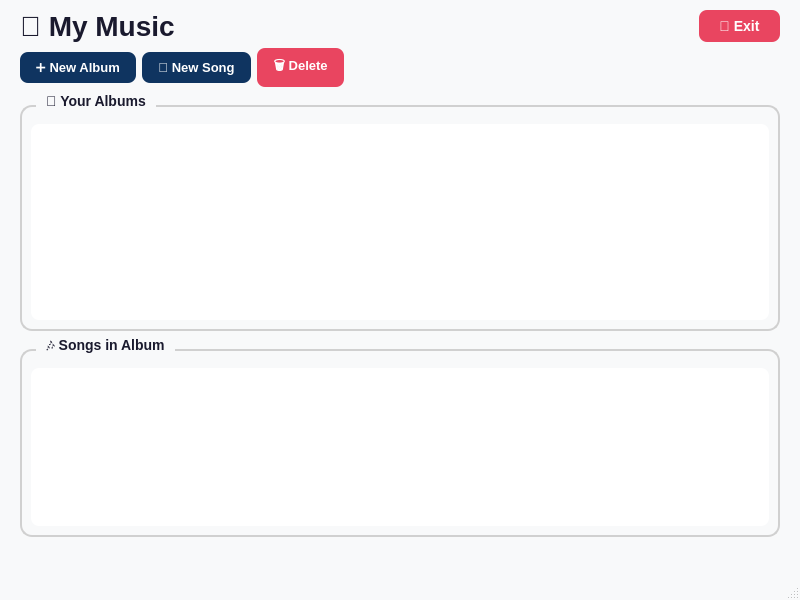
This is GUI/artistdashboard.ui in Reyhane-014/TheSpotify as Qt 5 draws it before an edit. The edited form follows.
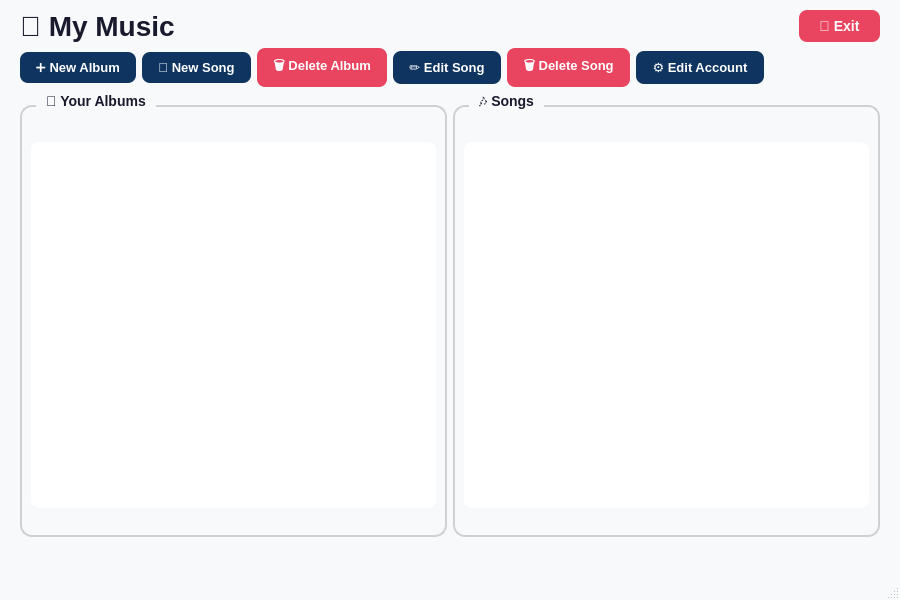
This is the edited form.

Commit message: Adding albums and songs and ability to edit and delete them.Also users can edit their accounts and delete it permanently.ln. Listeners have the ability to live search in the list of songs,add them to their playlists. Playlists editing also added.

```diff
--- a/GUI/artistdashboard.ui
+++ b/GUI/artistdashboard.ui
@@ -6,7 +6,7 @@
    <rect>
     <x>0</x>
     <y>0</y>
-    <width>800</width>
+    <width>900</width>
     <height>600</height>
    </rect>
   </property>
@@ -143,7 +143,7 @@
       <item>
        <widget class="QPushButton" name="deleteAlbumBtn">
         <property name="text">
-         <string>🗑️ Delete</string>
+         <string>🗑️ Delete Album</string>
         </property>
         <property name="enabled">
          <bool>false</bool>
@@ -167,6 +167,84 @@
         </property>
        </widget>
       </item>
+      <item>
+       <widget class="QPushButton" name="editSongBtn">
+        <property name="text">
+         <string>✏️ Edit Song</string>
+        </property>
+        <property name="enabled">
+         <bool>false</bool>
+        </property>
+        <property name="styleSheet">
+         <string notr="true">
+          QPushButton {
+              background-color: #0F3460;
+              border: none;
+              border-radius: 8px;
+              color: #FFFFFF;
+              font-family: "Segoe UI", sans-serif;
+              font-size: 13px;
+              font-weight: 600;
+              padding: 8px 16px;
+          }
+          QPushButton:hover {
+              background-color: #16213E;
+          }
+         </string>
+        </property>
+       </widget>
+      </item>
+      <item>
+       <widget class="QPushButton" name="deleteSongBtn">
+        <property name="text">
+         <string>🗑️ Delete Song</string>
+        </property>
+        <property name="enabled">
+         <bool>false</bool>
+        </property>
+        <property name="styleSheet">
+         <string notr="true">
+          QPushButton {
+              background-color: #E94560;
+              border: none;
+              border-radius: 8px;
+              color: #FFFFFF;
+              font-family: "Segoe UI", sans-serif;
+              font-size: 13px;
+              font-weight: 600;
+              padding: 8px 16px;
+          }
+          QPushButton:hover {
+              background-color: #C73E54;
+          }
+         </string>
+        </property>
+       </widget>
+      </item>
+      <item>
+       <widget class="QPushButton" name="editAccountBtn">
+        <property name="text">
+         <string>⚙️ Edit Account</string>
+        </property>
+        <property name="styleSheet">
+         <string notr="true">
+          QPushButton {
+              background-color: #0F3460;
+              border: none;
+              border-radius: 8px;
+              color: #FFFFFF;
+              font-family: "Segoe UI", sans-serif;
+              font-size: 13px;
+              font-weight: 600;
+              padding: 8px 16px;
+          }
+          QPushButton:hover {
+              background-color: #16213E;
+          }
+         </string>
+        </property>
+       </widget>
+      </item>
       <item>
        <spacer name="toolbarSpacer">
         <property name="orientation">
@@ -183,58 +261,61 @@
      </layout>
     </item>
     <item>
+     <layout class="QHBoxLayout" name="mainLayout">
+      <item>
      <widget class="QGroupBox" name="albumsGroup">
       <property name="title">
        <string>📀 Your Albums</string>
       </property>
       <property name="styleSheet">
        <string notr="true">
-        QGroupBox {
-            font-family: "Segoe UI", sans-serif;
-            font-size: 14px;
-            font-weight: 600;
-            color: #1A1A2E;
-            border: 2px solid #D0D0D0;
-            border-radius: 12px;
-            margin-top: 12px;
-            padding-top: 8px;
-        }
-        QGroupBox::title {
-            subcontrol-origin: margin;
-            subcontrol-position: top left;
-            left: 16px;
-            padding: 0 8px;
-            background-color: #F8F9FA;
-        }
-       </string>
-      </property>
-      <layout class="QHBoxLayout" name="albumsLayout">
+          QGroupBox {
+              font-family: "Segoe UI", sans-serif;
+              font-size: 14px;
+              font-weight: 600;
+              color: #1A1A2E;
+              border: 2px solid #D0D0D0;
+              border-radius: 12px;
+              margin-top: 12px;
+              padding-top: 8px;
+          }
+          QGroupBox::title {
+              subcontrol-origin: margin;
+              subcontrol-position: top left;
+              left: 16px;
+              padding: 0 8px;
+              background-color: #F8F9FA;
+          }
+         </string>
+        </property>
+        <layout class="QVBoxLayout" name="albumsLayout">
        <item>
         <widget class="QListWidget" name="albumsList">
          <property name="styleSheet">
           <string notr="true">
-           QListWidget {
-               background-color: #FFFFFF;
-               border: none;
-               border-radius: 8px;
-               color: #1A1A2E;
-               font-size: 14px;
-               font-family: "Segoe UI", sans-serif;
-               padding: 8px;
-               min-height: 180px;
-           }
-           QListWidget::item {
-               padding: 12px 16px;
-               border-radius: 8px;
-               margin: 2px 0;
-           }
-           QListWidget::item:selected {
-               background-color: #0F3460;
-               color: #FFFFFF;
-           }
-           QListWidget::item:hover:!selected {
-               background-color: #E8EDF2;
-           }
+             QListWidget {
+                 background-color: #FFFFFF;
+                 border: none;
+                 border-radius: 8px;
+                 color: #1A1A2E;
+                 font-size: 14px;
+                 font-family: "Segoe UI", sans-serif;
+                 padding: 8px;
+                 min-height: 250px;
+                 max-height: 350px;
+             }
+             QListWidget::item {
+                 padding: 12px 16px;
+                 border-radius: 8px;
+                 margin: 2px 0;
+             }
+             QListWidget::item:selected {
+                 background-color: #0F3460;
+                 color: #FFFFFF;
+             }
+             QListWidget::item:hover:!selected {
+                 background-color: #E8EDF2;
+             }
           </string>
          </property>
         </widget>
@@ -245,62 +326,65 @@
     <item>
      <widget class="QGroupBox" name="songsGroup">
       <property name="title">
-       <string>🎶 Songs in Album</string>
+         <string>🎶 Songs</string>
       </property>
       <property name="styleSheet">
        <string notr="true">
-        QGroupBox {
-            font-family: "Segoe UI", sans-serif;
-            font-size: 14px;
-            font-weight: 600;
-            color: #1A1A2E;
-            border: 2px solid #D0D0D0;
-            border-radius: 12px;
-            margin-top: 12px;
-            padding-top: 8px;
-        }
-        QGroupBox::title {
-            subcontrol-origin: margin;
-            subcontrol-position: top left;
-            left: 16px;
-            padding: 0 8px;
-            background-color: #F8F9FA;
-        }
-       </string>
-      </property>
-      <layout class="QHBoxLayout" name="songsLayout">
+          QGroupBox {
+              font-family: "Segoe UI", sans-serif;
+              font-size: 14px;
+              font-weight: 600;
+              color: #1A1A2E;
+              border: 2px solid #D0D0D0;
+              border-radius: 12px;
+              margin-top: 12px;
+              padding-top: 8px;
+          }
+          QGroupBox::title {
+              subcontrol-origin: margin;
+              subcontrol-position: top left;
+              left: 16px;
+              padding: 0 8px;
+              background-color: #F8F9FA;
+          }
+         </string>
+        </property>
+        <layout class="QVBoxLayout" name="songsLayout">
        <item>
         <widget class="QListWidget" name="songsList">
          <property name="styleSheet">
           <string notr="true">
-           QListWidget {
-               background-color: #FFFFFF;
-               border: none;
-               border-radius: 8px;
-               color: #1A1A2E;
-               font-size: 13px;
-               font-family: "Segoe UI", sans-serif;
-               padding: 8px;
-               min-height: 120px;
-           }
-           QListWidget::item {
-               padding: 10px 16px;
-               border-radius: 8px;
-               margin: 1px 0;
-           }
-           QListWidget::item:selected {
-               background-color: #0F3460;
-               color: #FFFFFF;
-           }
-           QListWidget::item:hover:!selected {
-               background-color: #E8EDF2;
-           }
+             QListWidget {
+                 background-color: #FFFFFF;
+                 border: none;
+                 border-radius: 8px;
+                 color: #1A1A2E;
+                 font-size: 13px;
+                 font-family: "Segoe UI", sans-serif;
+                 padding: 8px;
+                 min-height: 250px;
+                 max-height: 350px;
+             }
+             QListWidget::item {
+                 padding: 10px 16px;
+                 border-radius: 8px;
+                 margin: 1px 0;
+             }
+             QListWidget::item:selected {
+                 background-color: #0F3460;
+                 color: #FFFFFF;
+             }
+             QListWidget::item:hover:!selected {
+                 background-color: #E8EDF2;
+             }
           </string>
          </property>
         </widget>
        </item>
       </layout>
      </widget>
+      </item>
+     </layout>
     </item>
     <item>
      <widget class="QLabel" name="errorLabel">
```
Left out of the diff: 2 changed lines with no effect on the pictures. Lines whose indentation alone changed are shown as unchanged. The commit also changes 101 other files.
